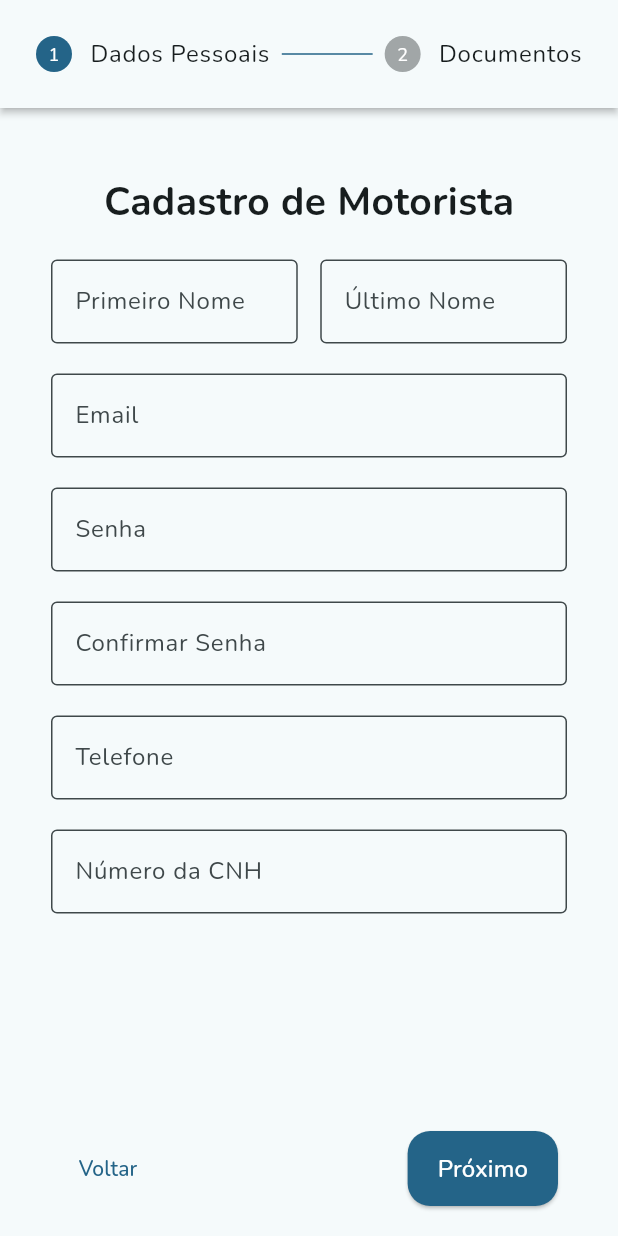
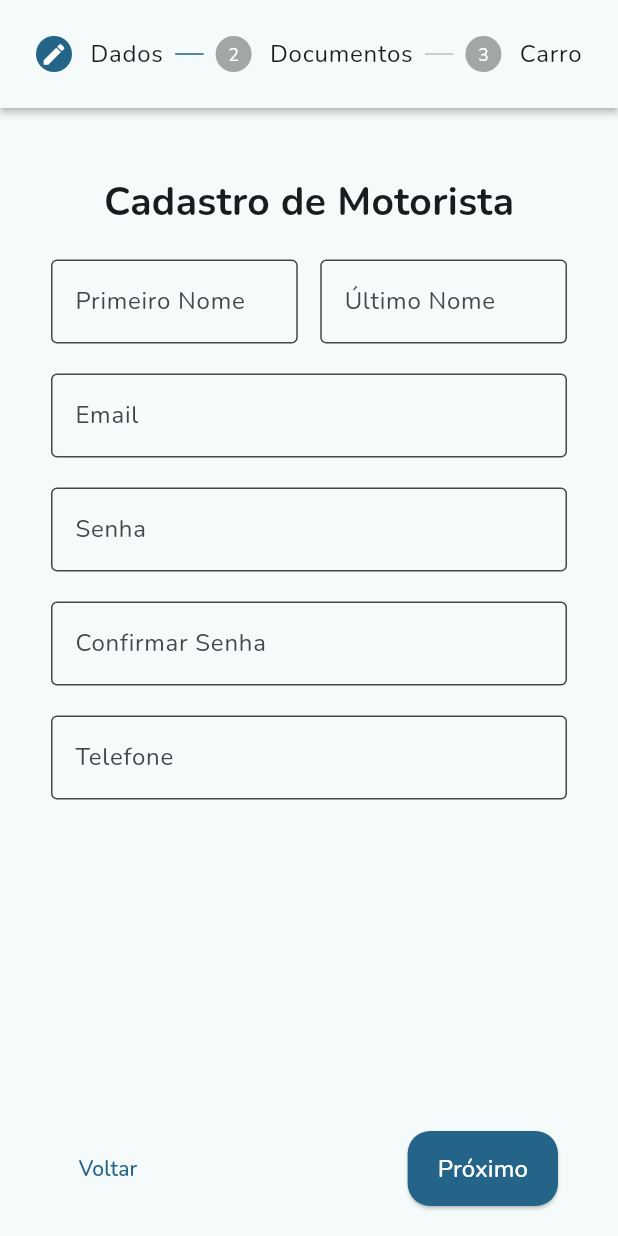
Before and after one commit to Grupo-6-bpk/mobile-app, a Flutter app: the DriverSignUpPage screen opened by its route, on a phone screen of 412 x 824 dp. Run offline on Flutter 3.47's test engine with Material 3 defaults, Android fonts, the phone set to English and light mode, and no system bars; our stand-ins replace file_picker, google_fonts.

Commit message:
feat: complete driver signup layout with input verifications by step

```diff
--- a/lib/pages/sign_up/driver_sign_up_page.dart
+++ b/lib/pages/sign_up/driver_sign_up_page.dart
@@ -1,3 +1,4 @@
+import 'package:file_picker/file_picker.dart';
 import 'package:flutter/material.dart';
 import 'package:mobile_app/components/custom_button.dart';
 import 'package:mobile_app/components/custom_file_picker.dart';
@@ -12,6 +13,9 @@ class DriverSignUpPage extends StatefulWidget {
 
 class _DriverSignUpPageState extends State<DriverSignUpPage> {
   int _currentStep = 0;
+  bool isFirstStepValid = false;
+  bool isSecondStepValid = false;
+  bool isThirdStepValid = false;
   final double horizontalPadding = 10.0;
 
   final TextEditingController _firstNameController = TextEditingController();
@@ -24,6 +28,10 @@ class _DriverSignUpPageState extends State<DriverSignUpPage> {
   final TextEditingController _driverLicenseController =
       TextEditingController();
 
+  final TextEditingController _renavamController = TextEditingController();
+  final TextEditingController _carModelController = TextEditingController();
+  final TextEditingController _carPlateController = TextEditingController();
+
   final FocusNode _firstNameFocusNode = FocusNode();
   final FocusNode _lastNameFocusNode = FocusNode();
   final FocusNode _emailFocusNode = FocusNode();
@@ -31,16 +39,82 @@ class _DriverSignUpPageState extends State<DriverSignUpPage> {
   final FocusNode _confirmPasswordFocusNode = FocusNode();
   final FocusNode _phoneFocusNode = FocusNode();
   final FocusNode _driverLicenseFocusNode = FocusNode();
+  final FocusNode _renavamFocusNode = FocusNode();
+  final FocusNode _carModelFocusNode = FocusNode();
+  final FocusNode _carPlateFocusNode = FocusNode();
+
+  final ValueNotifier<FilePickerResult?> _frontCNHNotifier =
+      ValueNotifier<FilePickerResult?>(null);
+  final ValueNotifier<FilePickerResult?> _backCNHNotifier =
+      ValueNotifier<FilePickerResult?>(null);
+  final ValueNotifier<FilePickerResult?> _proofOfLinkNotifier =
+      ValueNotifier<FilePickerResult?>(null);
+  final ValueNotifier<FilePickerResult?> _carPhotoNotifier =
+      ValueNotifier<FilePickerResult?>(null);
 
   void _nextStep() {
-    if (_currentStep < 1) {
-      setState(() => _currentStep++);
-    }
+    if (_currentStep == 0) {
+      if (!_passwordsMatch()) {
+        ScaffoldMessenger.of(
+          context,
+        ).showSnackBar(const SnackBar(content: Text("Senhas não conferem")));
+      } else if (_validateFirstStep()) {
+        setState(() {
+          isFirstStepValid = true;
+          _currentStep++;
+        });
+      } else {
+        ScaffoldMessenger.of(context).showSnackBar(
+          const SnackBar(content: Text("Preencha todos os campos")),
+        );
+      }
+    } else if (_currentStep == 1) {
+      if (_validateSecondStep()) {
+        setState(() {
+          isSecondStepValid = true;
+          _currentStep++;
+        });
+      } else {
+        ScaffoldMessenger.of(context).showSnackBar(
+          const SnackBar(content: Text("Preencha todos os campos")),
+        );
+      }
+    } else if (_currentStep == 2) {}
   }
 
   void _previousStep() {
     if (_currentStep > 0) {
       setState(() => _currentStep--);
+    }
+  }
+
+  bool _passwordsMatch() {
+    return _passwordController.text == _confirmPasswordController.text;
+  }
+
+  bool _validateFirstStep() {
+    return _firstNameController.text.isNotEmpty &&
+        _lastNameController.text.isNotEmpty &&
+        _emailController.text.isNotEmpty &&
+        _passwordController.text.isNotEmpty &&
+        _confirmPasswordController.text.isNotEmpty &&
+        _phoneController.text.isNotEmpty;
+  }
+
+  bool _validateSecondStep() {
+    return _driverLicenseController.text.isNotEmpty &&
+        _frontCNHNotifier.value != null &&
+        _backCNHNotifier.value != null &&
+        _proofOfLinkNotifier.value != null;
+  }
+
+  StepState _getStepState(int step) {
+    if (_currentStep > step) {
+      return StepState.complete;
+    } else if (_currentStep == step) {
+      return StepState.editing;
+    } else {
+      return StepState.indexed;
     }
   }
 
@@ -66,7 +140,7 @@ class _DriverSignUpPageState extends State<DriverSignUpPage> {
                   },
                   steps: [
                     Step(
-                      title: Text("Dados Pessoais"),
+                      title: Text("Dados"),
                       content: Column(
                         children: [
                           const SizedBox(height: 20),
@@ -150,6 +224,7 @@ class _DriverSignUpPageState extends State<DriverSignUpPage> {
                                   controller: _confirmPasswordController,
                                   label: "Confirmar Senha",
                                   obscureText: true,
+                                  focusNode: _confirmPasswordFocusNode,
                                   onSubmitted: (_) {
                                     FocusScope.of(
                                       context,
@@ -162,18 +237,6 @@ class _DriverSignUpPageState extends State<DriverSignUpPage> {
                                   focusNode: _phoneFocusNode,
                                   label: "Telefone",
                                   obscureText: false,
-                                  onSubmitted: (_) {
-                                    FocusScope.of(
-                                      context,
-                                    ).requestFocus(_driverLicenseFocusNode);
-                                  },
-                                ),
-                                const SizedBox(height: 20),
-                                CustomTextfield(
-                                  controller: _driverLicenseController,
-                                  focusNode: _driverLicenseFocusNode,
-                                  label: "Número da CNH",
-                                  obscureText: false,
                                 ),
                               ],
                             ),
@@ -182,6 +245,7 @@ class _DriverSignUpPageState extends State<DriverSignUpPage> {
                         ],
                       ),
                       isActive: _currentStep >= 0,
+                      state: _getStepState(0),
                     ),
                     Step(
                       title: Text("Documentos"),
@@ -190,33 +254,105 @@ class _DriverSignUpPageState extends State<DriverSignUpPage> {
                         children: [
                           SizedBox(height: 20),
                           Text(
-                            "Upload Documentos",
+                            "Documentos Pessoais",
+                            textWidthBasis: TextWidthBasis.longestLine,
                             style: TextStyle(
                               fontSize: 26,
                               fontWeight: FontWeight.bold,
                               color: Theme.of(context).colorScheme.onSurface,
                             ),
                           ),
-                          SizedBox(height: 20),
-                          SizedBox(
-                            width: double.infinity,
-                            child: CustomFilePicker(label: "Frente CNH"),
+                          const SizedBox(height: 20),
+                          CustomTextfield(
+                            controller: _driverLicenseController,
+                            focusNode: _driverLicenseFocusNode,
+                            label: "Número da CNH",
+                            obscureText: false,
                           ),
                           SizedBox(height: 20),
                           SizedBox(
                             width: double.infinity,
-                            child: CustomFilePicker(label: "Verso CNH"),
+                            child: CustomFilePicker(
+                              label: "Frente CNH",
+                              fileNotifier: _frontCNHNotifier,
+                            ),
+                          ),
+                          SizedBox(height: 20),
+                          SizedBox(
+                            width: double.infinity,
+                            child: CustomFilePicker(
+                              label: "Verso CNH",
+                              fileNotifier: _backCNHNotifier,
+                            ),
                           ),
                           SizedBox(height: 20),
                           SizedBox(
                             width: double.infinity,
                             child: CustomFilePicker(
                               label: "Comprovante de Vínculo com BPK",
+                              fileNotifier: _proofOfLinkNotifier,
                             ),
                           ),
                         ],
                       ),
-                      isActive: _currentStep >= 1,
+                      isActive: _currentStep == 1,
+                      state: _getStepState(1),
+                    ),
+                    Step(
+                      title: Text("Carro"),
+                      content: Column(
+                        mainAxisAlignment: MainAxisAlignment.center,
+                        children: [
+                          SizedBox(height: 20),
+                          Text(
+                            "Documentos do Carro",
+                            style: TextStyle(
+                              fontSize: 26,
+                              fontWeight: FontWeight.bold,
+                              color: Theme.of(context).colorScheme.onSurface,
+                            ),
+                          ),
+                          const SizedBox(height: 20),
+                          SizedBox(
+                            width: double.infinity,
+                            child: CustomFilePicker(
+                              label: "Imagem do carro",
+                              fileNotifier: _carPhotoNotifier,
+                            ),
+                          ),
+                          const SizedBox(height: 20),
+                          CustomTextfield(
+                            controller: _renavamController,
+                            focusNode: _renavamFocusNode,
+                            onSubmitted:
+                                (_) => FocusScope.of(
+                                  context,
+                                ).requestFocus(_carModelFocusNode),
+                            label: "Renavam",
+                            obscureText: false,
+                          ),
+                          const SizedBox(height: 20),
+                          CustomTextfield(
+                            controller: _carModelController,
+                            focusNode: _carModelFocusNode,
+                            onSubmitted:
+                                (_) => FocusScope.of(
+                                  context,
+                                ).requestFocus(_carPlateFocusNode),
+                            label: "Modelo do Carro",
+                            obscureText: false,
+                          ),
+                          const SizedBox(height: 20),
+                          CustomTextfield(
+                            controller: _carPlateController,
+                            focusNode: _carPlateFocusNode,
+                            label: "Placa do Carro",
+                            obscureText: false,
+                          ),
+                        ],
+                      ),
+                      isActive: _currentStep == 2,
+                      state: _getStepState(2),
                     ),
                   ],
                 ),
@@ -243,7 +379,7 @@ class _DriverSignUpPageState extends State<DriverSignUpPage> {
                       bgColor: Theme.of(context).colorScheme.primary,
                       textColor: Theme.of(context).colorScheme.onPrimary,
                       padding: const EdgeInsets.symmetric(horizontal: 20),
-                      text: _currentStep == 1 ? "Finalizar" : "Próximo",
+                      text: _currentStep == 2 ? "Finalizar" : "Próximo",
                     ),
                   ],
                 ),
```
Also changed, not shown: lib/components/custom_file_picker.dart (+13 -5 lines).
